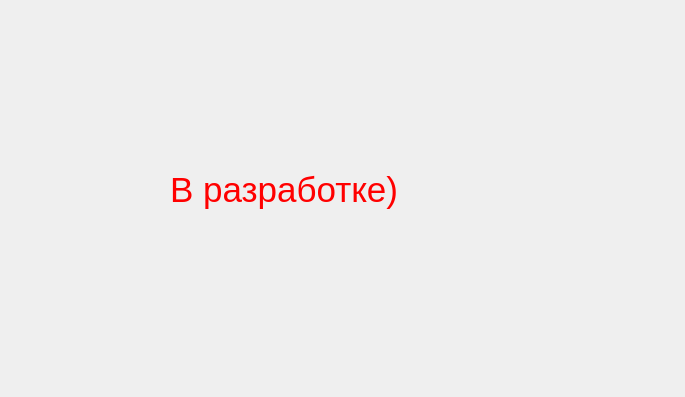
Old version of the form user_interface.ui in the repository Mamlik/PYQT-PROJECT-YANDEX.
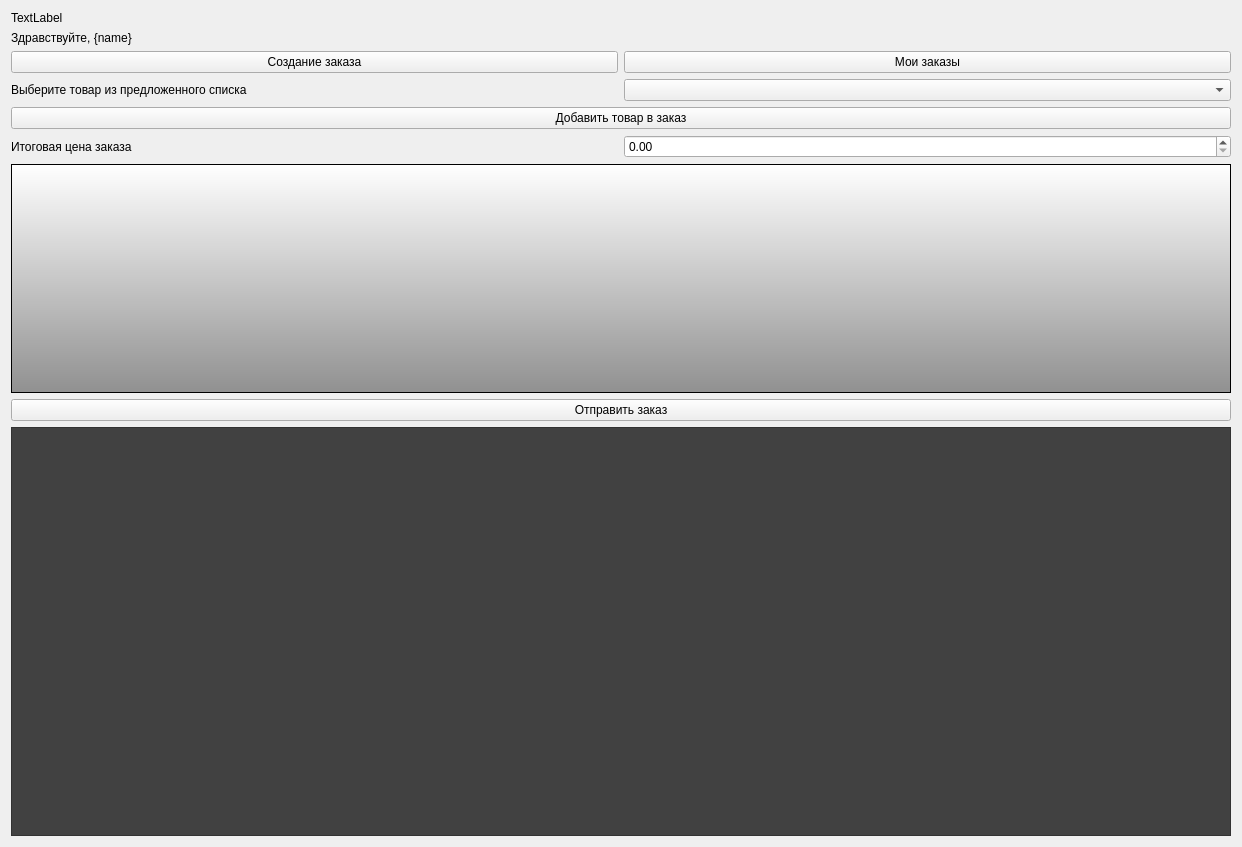
New version of the form.

```diff
--- a/user_interface.ui
+++ b/user_interface.ui
@@ -6,26 +6,123 @@
    <rect>
     <x>0</x>
     <y>0</y>
-    <width>685</width>
-    <height>397</height>
+    <width>1242</width>
+    <height>847</height>
    </rect>
   </property>
   <property name="windowTitle">
    <string>Form</string>
   </property>
-  <widget class="QLabel" name="label">
-   <property name="geometry">
-    <rect>
-     <x>170</x>
-     <y>140</y>
-     <width>361</width>
-     <height>101</height>
-    </rect>
-   </property>
-   <property name="text">
-    <string>&lt;html&gt;&lt;head/&gt;&lt;body&gt;&lt;p&gt;&lt;span style=&quot; font-size:26pt; color:#ff0000;&quot;&gt;В разработке)&lt;/span&gt;&lt;/p&gt;&lt;/body&gt;&lt;/html&gt;</string>
-   </property>
-  </widget>
+  <layout class="QGridLayout" name="gridLayout_2">
+   <item row="0" column="0">
+    <layout class="QGridLayout" name="gridLayout">
+     <item row="4" column="1">
+      <widget class="QDoubleSpinBox" name="total"/>
+     </item>
+     <item row="3" column="0" colspan="2">
+      <widget class="QPushButton" name="confirm">
+       <property name="styleSheet">
+        <string notr="true">font: 10pt &quot;MS Shell Dlg 2&quot;;</string>
+       </property>
+       <property name="text">
+        <string>Добавить товар в заказ</string>
+       </property>
+      </widget>
+     </item>
+     <item row="0" column="0" colspan="2">
+      <layout class="QVBoxLayout" name="verticalLayout">
+       <item>
+        <widget class="QLabel" name="logo">
+         <property name="text">
+          <string>TextLabel</string>
+         </property>
+        </widget>
+       </item>
+       <item>
+        <widget class="QLabel" name="hello_lbl">
+         <property name="styleSheet">
+          <string notr="true">font: 10pt &quot;MS Shell Dlg 2&quot;;
+font: 14pt &quot;MS Shell Dlg 2&quot;;</string>
+         </property>
+         <property name="text">
+          <string>Здравствуйте, {name}</string>
+         </property>
+        </widget>
+       </item>
+      </layout>
+     </item>
+     <item row="1" column="0">
+      <widget class="QPushButton" name="generate_order">
+       <property name="styleSheet">
+        <string notr="true">font: 10pt &quot;MS Shell Dlg 2&quot;;</string>
+       </property>
+       <property name="text">
+        <string>Создание заказа</string>
+       </property>
+      </widget>
+     </item>
+     <item row="5" column="0" colspan="2">
+      <widget class="QListWidget" name="order_list">
+       <property name="styleSheet">
+        <string notr="true">background-color: qlineargradient(spread:repeat, x1:0, y1:1, x2:0, y2:0, stop:0 rgba(144, 144, 144, 255), stop:1 rgba(255, 255, 255, 255));</string>
+       </property>
+      </widget>
+     </item>
+     <item row="2" column="1">
+      <widget class="QComboBox" name="chooser_item"/>
+     </item>
+     <item row="4" column="0">
+      <widget class="QLabel" name="total_lbl">
+       <property name="styleSheet">
+        <string notr="true">font: 10pt &quot;MS Shell Dlg 2&quot;;</string>
+       </property>
+       <property name="text">
+        <string>Итоговая цена заказа</string>
+       </property>
+      </widget>
+     </item>
+     <item row="2" column="0">
+      <widget class="QLabel" name="choose_item">
+       <property name="styleSheet">
+        <string notr="true">font: 10pt &quot;MS Shell Dlg 2&quot;;</string>
+       </property>
+       <property name="text">
+        <string>Выберите товар из предложенного списка</string>
+       </property>
+      </widget>
+     </item>
+     <item row="6" column="0" colspan="2">
+      <widget class="QPushButton" name="mk_ord">
+       <property name="styleSheet">
+        <string notr="true">font: 10pt &quot;MS Shell Dlg 2&quot;;</string>
+       </property>
+       <property name="text">
+        <string>Отправить заказ</string>
+       </property>
+      </widget>
+     </item>
+     <item row="1" column="1">
+      <widget class="QPushButton" name="my_orders">
+       <property name="styleSheet">
+        <string notr="true">font: 10pt &quot;MS Shell Dlg 2&quot;;</string>
+       </property>
+       <property name="text">
+        <string>Мои заказы</string>
+       </property>
+      </widget>
+     </item>
+    </layout>
+   </item>
+   <item row="1" column="0">
+    <widget class="QTextEdit" name="order_status">
+     <property name="styleSheet">
+      <string notr="true">background-color: rgb(65, 65, 65);
+font: 10pt &quot;MS Shell Dlg 2&quot;;
+color: rgb(255, 255, 255);</string>
+     </property>
+    </widget>
+   </item>
+  </layout>
  </widget>
  <resources/>
  <connections/>
```
